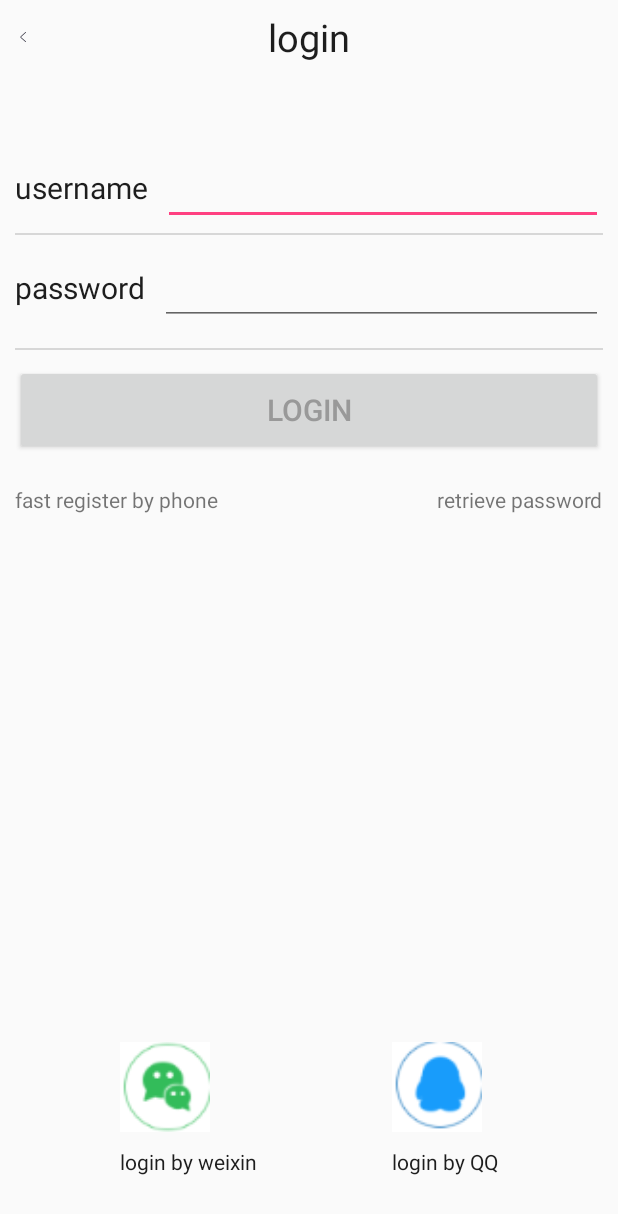
After one commit to WpSmile/FastShop, an Android app: the LoginActivity screen opened directly, with no data from a screen before it, on a phone screen of 412 x 824 dp. The commit adds this screen. Shown: the top 1214 px of the screen. Run offline under Robolectric (Android 15) with nearby library versions, the phone set to English and light mode, and no system bars.

Commit message:
添加部分资源文件，完成登录页面的布局

```diff
--- a/app/src/main/AndroidManifest.xml
+++ b/app/src/main/AndroidManifest.xml
@@ -8,10 +8,8 @@
         android:label="@string/app_name"
         android:supportsRtl="true"
         android:theme="@style/AppTheme">
-        <activity android:name=".view.activity.MainActivity">
-
-        </activity>
-        <!--引导页面-->
+        <activity android:name=".view.activity.MainActivity"></activity>
+        <!-- 引导页面 -->
         <activity android:name=".view.activity.SplashActivity">
             <intent-filter>
                 <action android:name="android.intent.action.MAIN" />
@@ -19,6 +17,7 @@
                 <category android:name="android.intent.category.LAUNCHER" />
             </intent-filter>
         </activity>
+        <activity android:name=".view.activity.LoginActivity"></activity>
     </application>
 
 </manifest>
--- /dev/null
+++ b/app/src/main/java/com/example/administrator/fastshop/view/activity/LoginActivity.java
@@ -0,0 +1,15 @@
+package com.example.administrator.fastshop.view.activity;
+
+import android.support.v7.app.AppCompatActivity;
+import android.os.Bundle;
+
+import com.example.administrator.fastshop.R;
+
+public class LoginActivity extends AppCompatActivity {
+
+    @Override
+    protected void onCreate(Bundle savedInstanceState) {
+        super.onCreate(savedInstanceState);
+        setContentView(R.layout.activity_login);
+    }
+}
--- /dev/null
+++ b/app/src/main/res/layout/activity_login.xml
@@ -0,0 +1,190 @@
+<?xml version="1.0" encoding="utf-8"?>
+<RelativeLayout xmlns:android="http://schemas.android.com/apk/res/android"
+    android:id="@+id/activity_login"
+    android:layout_width="match_parent"
+    android:layout_height="match_parent">
+
+    <RelativeLayout
+        android:id="@+id/login_rl_title"
+        android:layout_width="match_parent"
+        android:layout_height="50dp">
+
+        <ImageView
+            android:id="@+id/login_img_back"
+            android:layout_width="wrap_content"
+            android:layout_height="wrap_content"
+            android:src="@mipmap/icon_back"
+            android:layout_centerVertical="true"
+            android:layout_marginLeft="10dp"
+            />
+
+        <TextView
+            android:id="@+id/login_tv_login"
+            android:layout_width="wrap_content"
+            android:layout_height="wrap_content"
+            android:text="@string/login"
+            android:layout_centerInParent="true"
+            android:textSize="25sp"
+            android:textColor="@color/black"/>
+    </RelativeLayout>
+
+    <RelativeLayout
+        android:id="@+id/login_rl_username"
+        android:layout_width="match_parent"
+        android:layout_height="50dp"
+        android:layout_below="@+id/login_rl_title"
+        android:layout_marginLeft="10dp"
+        android:layout_marginRight="10dp"
+        android:layout_marginTop="50dp">
+
+
+        <TextView
+            android:id="@+id/login_tv_username"
+            android:layout_width="wrap_content"
+            android:layout_height="wrap_content"
+            android:text="@string/username"
+            android:textSize="20sp"
+            android:textColor="@color/black"
+            android:layout_centerVertical="true"
+            />
+
+        <EditText
+            android:id="@+id/login_edt_username"
+            android:layout_width="match_parent"
+            android:layout_height="match_parent"
+            android:layout_toRightOf="@+id/login_tv_username"
+            android:layout_marginLeft="10dp"
+            android:textCursorDrawable="@null"/>
+    </RelativeLayout>
+    <View
+        android:id="@+id/login_view_divide_line"
+        android:layout_width="match_parent"
+        android:layout_height="1dp"
+        android:background="@color/divide_line"
+        android:layout_marginTop="5dp"
+        android:layout_marginLeft="10dp"
+        android:layout_marginRight="10dp"
+        android:layout_below="@+id/login_rl_username"/>
+
+    <RelativeLayout
+        android:id="@+id/login_rl_password"
+        android:layout_width="match_parent"
+        android:layout_height="50dp"
+        android:layout_below="@+id/login_view_divide_line"
+        android:layout_margin="10dp">
+
+
+        <TextView
+            android:id="@+id/login_tv_password"
+            android:layout_width="wrap_content"
+            android:layout_height="wrap_content"
+            android:text="@string/password"
+            android:textSize="20sp"
+            android:textColor="@color/black"
+            android:layout_centerVertical="true"
+            />
+
+        <EditText
+            android:id="@+id/login_edt_password"
+            android:layout_width="match_parent"
+            android:layout_height="match_parent"
+            android:layout_toRightOf="@+id/login_tv_password"
+            android:layout_marginLeft="10dp"
+            android:textCursorDrawable="@null"/>
+    </RelativeLayout>
+    <View
+        android:id="@+id/login_divide_line"
+        android:layout_width="match_parent"
+        android:layout_height="1dp"
+        android:background="@color/divide_line"
+        android:layout_marginTop="5dp"
+        android:layout_marginLeft="10dp"
+        android:layout_marginRight="10dp"
+        android:layout_below="@+id/login_rl_password"/>
+
+    <Button
+        android:id="@+id/login_btn"
+        android:layout_width="match_parent"
+        android:layout_height="60dp"
+        android:layout_below="@+id/login_divide_line"
+        android:layout_margin="10dp"
+        android:text="@string/login"
+        android:textSize="20sp"
+        android:textColor="@color/loginColor"/>
+
+
+    <TextView
+        android:id="@+id/login_tv_regist_by_phone"
+        android:layout_width="wrap_content"
+        android:layout_height="wrap_content"
+        android:text="@string/fast_registet_by_phone"
+        android:layout_below="@+id/login_btn"
+        android:layout_marginLeft="10dp"
+        android:layout_marginTop="10dp"
+        />
+
+
+    <TextView
+        android:id="@+id/login_tv_retrieve_password"
+        android:layout_width="wrap_content"
+        android:layout_height="wrap_content"
+        android:text="@string/retrieve_password"
+        android:layout_below="@+id/login_btn"
+        android:layout_marginRight="10dp"
+        android:layout_marginTop="10dp"
+        android:layout_alignParentRight="true"
+        />
+
+    <RelativeLayout
+        android:id="@+id/login_rl_weixin"
+        android:layout_width="wrap_content"
+        android:layout_height="wrap_content"
+        android:layout_alignParentBottom="true"
+        android:layout_marginBottom="40dp"
+        android:layout_marginLeft="80dp">
+
+        <ImageView
+            android:id="@+id/login_image_weixin"
+            android:layout_width="60dp"
+            android:layout_height="60dp"
+            android:src="@drawable/image_weixin"/>
+        <TextView
+            android:layout_width="wrap_content"
+            android:layout_height="wrap_content"
+            android:text="@string/login_by_weixin"
+            android:layout_below="@+id/login_image_weixin"
+            android:layout_marginTop="10dp"
+            android:layout_centerHorizontal="true"
+            android:textColor="@color/black"
+            />
+
+    </RelativeLayout>
+
+    <RelativeLayout
+        android:id="@+id/login_rl_QQ"
+        android:layout_width="wrap_content"
+        android:layout_height="wrap_content"
+        android:layout_alignParentBottom="true"
+        android:layout_marginBottom="40dp"
+        android:layout_marginRight="80dp"
+        android:layout_alignParentRight="true">
+
+        <ImageView
+            android:id="@+id/login_image_QQ"
+            android:layout_width="60dp"
+            android:layout_height="60dp"
+            android:src="@drawable/image_QQ"/>
+        <TextView
+            android:layout_width="wrap_content"
+            android:layout_height="wrap_content"
+            android:text="@string/login_by_QQ"
+            android:layout_below="@+id/login_image_QQ"
+            android:layout_marginTop="10dp"
+            android:layout_centerHorizontal="true"
+            android:textColor="@color/black"
+            />
+
+    </RelativeLayout>
+
+
+</RelativeLayout>
--- /dev/null
+++ b/app/src/main/res/layout/item_divide_line.xml
@@ -0,0 +1,8 @@
+<?xml version="1.0" encoding="utf-8"?>
+<view xmlns:android="http://schemas.android.com/apk/res/android"
+    android:layout_width="match_parent"
+    android:layout_height="1dp"
+    android:background="@color/divide_line"
+    android:layout_margin="10dp">
+
+</view>
--- a/app/src/main/res/values/colors.xml
+++ b/app/src/main/res/values/colors.xml
@@ -12,4 +12,6 @@
     <color name="pink">#FF4081</color>
     <color name="blue">#2293F4</color>
     <color name="bottomColor">#FF9F8BB7</color>
+    <color name="loginColor">#999999</color>
+    <color name="divide_line">#D7D7D7</color>
 </resources>
```
Also changed, not shown: app/src/main/res/drawable-xhdpi/image_QQ.png (added), app/src/main/res/drawable-xhdpi/image_weixin.png (added), app/src/main/res/mipmap-hdpi/icon_back.png (added), app/src/main/res/mipmap-hdpi/icon_more.png (added), app/src/main/res/mipmap-mdpi/icon_back.png (added), app/src/main/res/mipmap-mdpi/icon_more.png (added), app/src/main/res/mipmap-xhdpi/icon_back.png (added), app/src/main/res/mipmap-xhdpi/icon_more.png (added), app/src/main/res/mipmap-xxhdpi/icon_back.png (added), app/src/main/res/mipmap-xxhdpi/icon_more.png (added).
